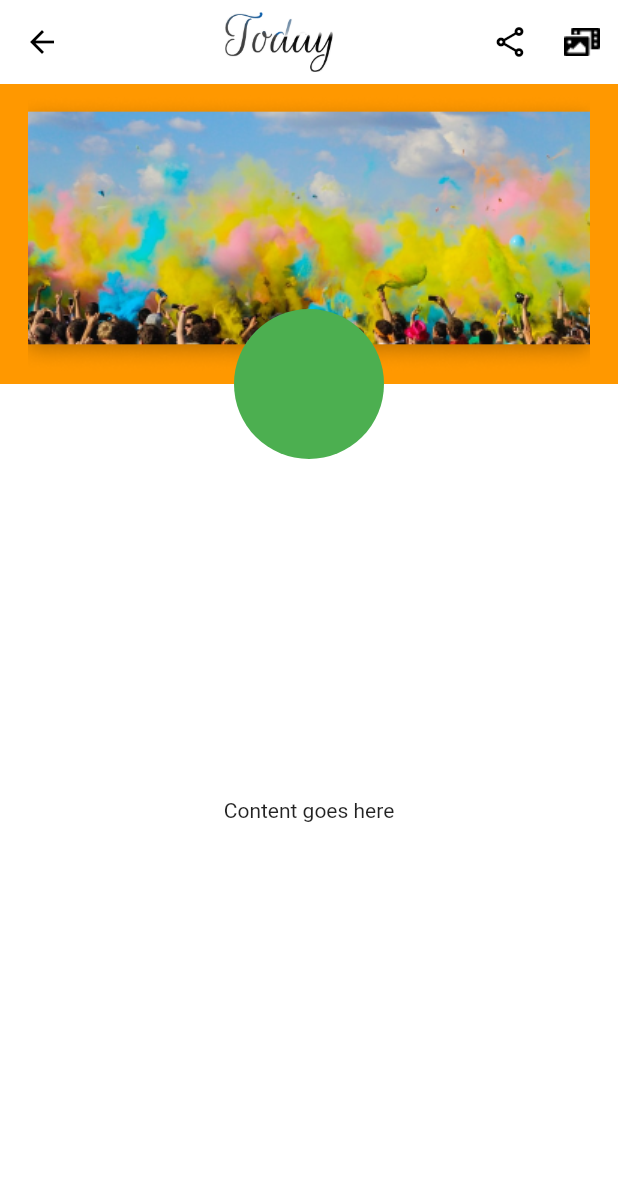
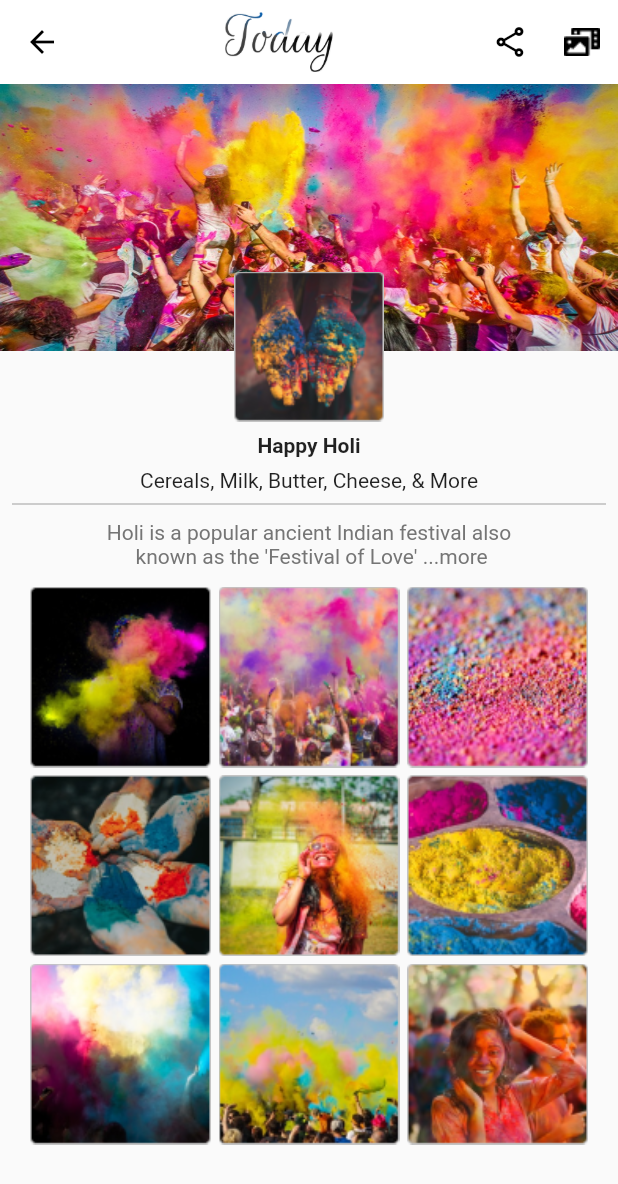
Before and after one commit to rizwanahmed9126/international_day, a Flutter app: the HoliPage screen opened directly, on a phone screen of 412 x 824 dp. Shown: the top 1184 px of the screen. Run offline on Flutter 3.47's test engine with Material 2 defaults, Android fonts, the phone set to English and light mode, and no system bars; our stand-ins replace carousel_slider, flutter_zoom_drawer, google_fonts.

Commit message:
third day

```diff
--- a/international_days/lib/Screens/Home.dart
+++ b/international_days/lib/Screens/Home.dart
@@ -33,15 +33,28 @@ class _HomeState extends State<Home> with SingleTickerProviderStateMixin{
 
 
     Container(
+
+      height: 100,
+      width: 100,
+      color: Colors.red,
       child: FittedBox(
-          child: Image.asset('assets/Rectangle 2.png',fit: BoxFit.cover,),
-          fit: BoxFit.cover
+
+        alignment: Alignment.center,
+        fit: BoxFit.cover,
+
+        child: Image.asset('assets/Rectangle 2.png',fit: BoxFit.cover,),
       ),
     ),
     Container(
+
+      height: 100,
+      width: 100,
+      color: Colors.red,
       child: FittedBox(
-          child: Image.asset('assets/Rectangle 2.png',fit: BoxFit.cover,),
+        alignment: Alignment.center,
         fit: BoxFit.cover,
+
+        child: Image.asset('assets/Rectangle 2.png',fit: BoxFit.cover,),
       ),
     ),
     // Container(
--- a/international_days/lib/Screens/holi_page.dart
+++ b/international_days/lib/Screens/holi_page.dart
@@ -19,17 +19,66 @@ class _HoliPageState extends State<HoliPage> {
           Column(
             children: <Widget>[
               Container(
-                height: 200.0,
-                color: Colors.orange,
-                child: Center(
-                  child: Image.asset('assets/holi_background_images.png',fit: BoxFit.fill,)
+                height: 178.0,
+                width: MediaQuery.of(context).size.width,
+                //color: Colors.orange,
+                child: FittedBox(
+                  fit: BoxFit.fill,
+                    child: Image.asset('assets/holi-parties.jpg',)
                 ),
               ),
               Expanded(
-                child: Container(
-                  color: Colors.white,
-                  child: Center(
-                    child: Text('Content goes here'),
+                child: Padding(
+                  padding: const EdgeInsets.only(top: 45.0,left: 8,right: 8),
+                  child: SingleChildScrollView(
+                    child: Container(
+                      //color: Colors.red,
+                      child: Column(
+                        children: [
+                          SizedBox(height: 10,),
+                          Text('Happy Holi',style: TextStyle(fontWeight: FontWeight.bold),),
+                          SizedBox(height: 7,),
+                          Text("Cereals, Milk, Butter, Cheese, & More"),
+                          SizedBox(height: 7,),
+                          Divider(height: 2,color: Colors.grey[500]),
+                          SizedBox(height: 10,),
+                          Container(
+                            child:
+                            Text("Holi is a popular ancient Indian festival also\n known as the 'Festival of Love' ...more",textAlign: TextAlign.center,style: TextStyle(color: Colors.grey[600],fontSize: 14),),
+
+
+                          ),
+                          GridView.count(
+                            physics: ScrollPhysics(),
+                            primary: true,
+                            //scrollDirection: Axis.vertical,
+                            shrinkWrap: true,
+
+                            crossAxisCount: 3,
+                            childAspectRatio: 1,
+                            padding: const EdgeInsets.all(12.0),
+                            mainAxisSpacing: 5.0,
+                            crossAxisSpacing: 5.0,
+
+                            children: [
+                              Image.asset('assets/holi_list_img_1.png',fit:BoxFit.fill),
+                              Image.asset('assets/holi_list_img_2.png',fit:BoxFit.fill),
+                              Image.asset('assets/holi_list_img_3.png',fit:BoxFit.fill),
+                              Image.asset('assets/holi_list_img_4.png',fit:BoxFit.fill),
+                              Image.asset('assets/holi_list_img_5.png',fit:BoxFit.fill),
+                              Image.asset('assets/holi_list_img_6.png',fit:BoxFit.fill),
+                              Image.asset('assets/holi_list_img_7.png',fit:BoxFit.fill),
+                              Image.asset('assets/holi_list_img_8.png',fit:BoxFit.fill),
+                              Image.asset('assets/holi_list_img_9.png',fit:BoxFit.fill),
+
+
+
+                            ],
+                          ),
+
+                        ],
+                      ),
+                    ),
                   ),
                 ),
               )
@@ -37,14 +86,12 @@ class _HoliPageState extends State<HoliPage> {
           ),
           // Profile image
           Positioned(
-            top: 150.0, // (background container size) - (circle height / 2)
+            top: 125.0, // (background container size) - (circle height / 2)
             child: Container(
               height: 100.0,
               width: 100.0,
-              decoration: BoxDecoration(
-                  shape: BoxShape.circle,
-                  color: Colors.green
-              ),
+
+              child: Image.asset('assets/profile.png',fit: BoxFit.fill,),
             ),
           )
         ],
--- a/international_days/pubspec.yaml
+++ b/international_days/pubspec.yaml
@@ -81,6 +81,8 @@ flutter:
     - assets/holi_list_img_7.png
     - assets/holi_list_img_8.png
     - assets/holi_list_img_9.png
+    - assets/demo.jpg
+    - assets/holi-parties.jpg
   #   - images/a_dot_ham.jpeg
 
   # An image asset can refer to one or more resolution-specific "variants", see
```
Also changed, not shown: international_days/assets/demo.jpg (added), international_days/assets/holi-parties.jpg (added).
